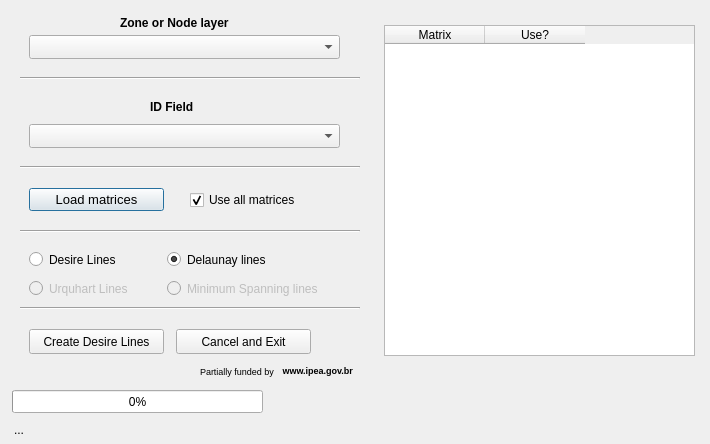
This is gis/forms/ui_DesireLines.ui in AequilibraE/qaequilibrae as Qt 5 draws it before an edit. The edited form follows.
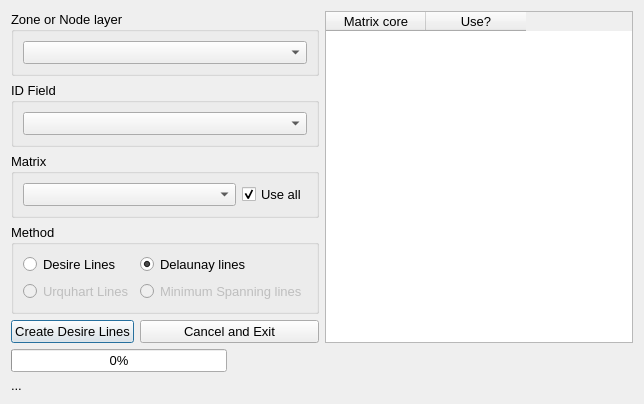
This is the edited form.

Commit message: Upgrades desire line generation

What changed in the file:
```diff
--- a/gis/forms/ui_DesireLines.ui
+++ b/gis/forms/ui_DesireLines.ui
@@ -9,14 +9,14 @@
    <rect>
     <x>0</x>
     <y>0</y>
-    <width>710</width>
-    <height>444</height>
+    <width>644</width>
+    <height>374</height>
    </rect>
   </property>
   <property name="maximumSize">
    <size>
-    <width>715</width>
-    <height>444</height>
+    <width>2000</width>
+    <height>1080</height>
    </size>
   </property>
   <property name="windowTitle">
@@ -28,59 +28,24 @@
   <property name="modal">
    <bool>false</bool>
   </property>
-  <widget class="QLabel" name="lbl_funding2">
-   <property name="geometry">
-    <rect>
-     <x>280</x>
-     <y>360</y>
-     <width>91</width>
-     <height>21</height>
-    </rect>
-   </property>
+  <layout class="QGridLayout" name="gridLayout_3">
+   <item row="4" column="0">
+    <widget class="QPushButton" name="create_dl">
    <property name="font">
     <font>
-     <pointsize>7</pointsize>
-     <weight>75</weight>
-     <bold>true</bold>
+       <pointsize>10</pointsize>
     </font>
    </property>
    <property name="text">
-    <string> www.ipea.gov.br</string>
-   </property>
-   <property name="textFormat">
-    <enum>Qt::PlainText</enum>
-   </property>
-  </widget>
-  <widget class="QLabel" name="lbl_funding1">
-   <property name="geometry">
-    <rect>
-     <x>200</x>
-     <y>363</y>
-     <width>91</width>
-     <height>16</height>
-    </rect>
-   </property>
-   <property name="font">
-    <font>
-     <pointsize>7</pointsize>
-    </font>
-   </property>
-   <property name="text">
-    <string>Partially funded by</string>
-   </property>
-  </widget>
+      <string>Create Desire Lines</string>
+     </property>
+    </widget>
+   </item>
+   <item row="7" column="0" colspan="2">
   <widget class="QProgressBar" name="progressbar">
    <property name="enabled">
     <bool>true</bool>
    </property>
-   <property name="geometry">
-    <rect>
-     <x>12</x>
-     <y>390</y>
-     <width>251</width>
-     <height>23</height>
-    </rect>
-   </property>
    <property name="palette">
     <palette>
      <active>
@@ -118,6 +83,11 @@
      </disabled>
     </palette>
    </property>
+     <property name="font">
+      <font>
+       <pointsize>10</pointsize>
+      </font>
+     </property>
    <property name="value">
     <number>0</number>
    </property>
@@ -125,161 +95,175 @@
     <bool>true</bool>
    </property>
   </widget>
+   </item>
+   <item row="0" column="3" rowspan="5">
+    <widget class="QTableWidget" name="tbl_array_cores">
+     <property name="sizePolicy">
+      <sizepolicy hsizetype="Expanding" vsizetype="Expanding">
+       <horstretch>0</horstretch>
+       <verstretch>0</verstretch>
+      </sizepolicy>
+     </property>
+     <property name="font">
+      <font>
+       <pointsize>10</pointsize>
+      </font>
+     </property>
+     <column>
+      <property name="text">
+       <string>Matrix core</string>
+      </property>
+     </column>
+     <column>
+      <property name="text">
+       <string>Use?</string>
+      </property>
+     </column>
+    </widget>
+   </item>
+   <item row="4" column="1" colspan="2">
+    <widget class="QPushButton" name="cancel">
+     <property name="font">
+      <font>
+       <pointsize>10</pointsize>
+      </font>
+     </property>
+     <property name="text">
+      <string>Cancel and Exit</string>
+     </property>
+    </widget>
+   </item>
+   <item row="8" column="0" colspan="3">
   <widget class="QLabel" name="progress_label">
-   <property name="geometry">
-    <rect>
-     <x>14</x>
-     <y>419</y>
-     <width>301</width>
-     <height>21</height>
-    </rect>
-   </property>
    <property name="font">
     <font>
-     <pointsize>9</pointsize>
+       <pointsize>10</pointsize>
     </font>
    </property>
    <property name="text">
     <string>...</string>
    </property>
   </widget>
-  <widget class="QPushButton" name="but_load_new_matrix">
-   <property name="geometry">
-    <rect>
-     <x>29</x>
-     <y>188</y>
-     <width>135</width>
-     <height>23</height>
-    </rect>
-   </property>
+   </item>
+   <item row="2" column="0" colspan="3">
+    <widget class="QGroupBox" name="groupBox_3">
    <property name="font">
     <font>
      <pointsize>10</pointsize>
     </font>
    </property>
-   <property name="text">
-    <string>Load matrices</string>
-   </property>
-  </widget>
-  <widget class="QComboBox" name="zone_id_field">
-   <property name="geometry">
-    <rect>
-     <x>29</x>
-     <y>124</y>
-     <width>311</width>
-     <height>24</height>
-    </rect>
+     <property name="title">
+      <string>Matrix</string>
+     </property>
+     <layout class="QGridLayout" name="gridLayout">
+      <item row="0" column="0">
+       <widget class="QComboBox" name="cob_matrices">
+        <property name="font">
+         <font>
+          <pointsize>10</pointsize>
+         </font>
    </property>
    <property name="maxVisibleItems">
     <number>10</number>
    </property>
   </widget>
-  <widget class="QLabel" name="lblnodematch_13">
-   <property name="geometry">
-    <rect>
-     <x>150</x>
-     <y>99</y>
-     <width>121</width>
-     <height>16</height>
-    </rect>
+      </item>
+      <item row="0" column="1">
+       <widget class="QCheckBox" name="chb_use_all_matrices">
+        <property name="sizePolicy">
+         <sizepolicy hsizetype="Maximum" vsizetype="Minimum">
+          <horstretch>0</horstretch>
+          <verstretch>0</verstretch>
+         </sizepolicy>
    </property>
    <property name="font">
     <font>
-     <pointsize>9</pointsize>
-     <weight>75</weight>
-     <bold>true</bold>
+          <pointsize>10</pointsize>
     </font>
    </property>
    <property name="text">
-    <string>ID Field</string>
-   </property>
-  </widget>
-  <widget class="QLabel" name="lblnodematch_12">
-   <property name="geometry">
-    <rect>
-     <x>120</x>
-     <y>15</y>
-     <width>121</width>
-     <height>16</height>
-    </rect>
-   </property>
+         <string>Use all</string>
+        </property>
+        <property name="checked">
+         <bool>true</bool>
+        </property>
+        <property name="tristate">
+         <bool>false</bool>
+        </property>
+       </widget>
+      </item>
+     </layout>
+    </widget>
+   </item>
+   <item row="0" column="0" colspan="3">
+    <widget class="QGroupBox" name="groupBox">
    <property name="font">
     <font>
-     <pointsize>9</pointsize>
-     <weight>75</weight>
-     <bold>true</bold>
-    </font>
-   </property>
-   <property name="text">
+       <pointsize>10</pointsize>
+      </font>
+     </property>
+     <property name="title">
     <string>Zone or Node layer</string>
    </property>
-  </widget>
+     <layout class="QVBoxLayout" name="verticalLayout">
+      <item>
   <widget class="QComboBox" name="zoning_layer">
-   <property name="geometry">
-    <rect>
-     <x>29</x>
-     <y>35</y>
-     <width>311</width>
-     <height>24</height>
-    </rect>
+        <property name="font">
+         <font>
+          <pointsize>10</pointsize>
+         </font>
    </property>
    <property name="maxVisibleItems">
     <number>10</number>
    </property>
   </widget>
-  <widget class="QPushButton" name="create_dl">
-   <property name="geometry">
-    <rect>
-     <x>29</x>
-     <y>329</y>
-     <width>135</width>
-     <height>25</height>
-    </rect>
-   </property>
-   <property name="text">
-    <string>Create Desire Lines</string>
-   </property>
-  </widget>
-  <widget class="QPushButton" name="cancel">
-   <property name="geometry">
-    <rect>
-     <x>176</x>
-     <y>329</y>
-     <width>135</width>
-     <height>25</height>
-    </rect>
-   </property>
-   <property name="text">
-    <string>Cancel and Exit</string>
-   </property>
-  </widget>
-  <widget class="QRadioButton" name="radio_delaunay">
-   <property name="geometry">
-    <rect>
-     <x>167</x>
-     <y>251</y>
-     <width>111</width>
-     <height>17</height>
-    </rect>
-   </property>
-   <property name="text">
-    <string>Delaunay lines</string>
-   </property>
-   <property name="checkable">
-    <bool>true</bool>
-   </property>
-   <property name="checked">
-    <bool>true</bool>
-   </property>
-  </widget>
+      </item>
+     </layout>
+    </widget>
+   </item>
+   <item row="1" column="0" colspan="3">
+    <widget class="QGroupBox" name="groupBox_2">
+     <property name="font">
+      <font>
+       <pointsize>10</pointsize>
+      </font>
+     </property>
+     <property name="title">
+      <string>ID Field</string>
+     </property>
+     <layout class="QVBoxLayout" name="verticalLayout_2">
+      <item>
+       <widget class="QComboBox" name="zone_id_field">
+        <property name="font">
+         <font>
+          <pointsize>10</pointsize>
+         </font>
+        </property>
+        <property name="maxVisibleItems">
+         <number>10</number>
+        </property>
+       </widget>
+      </item>
+     </layout>
+    </widget>
+   </item>
+   <item row="3" column="0" colspan="3">
+    <widget class="QGroupBox" name="groupBox_4">
+     <property name="font">
+      <font>
+       <pointsize>10</pointsize>
+      </font>
+     </property>
+     <property name="title">
+      <string>Method</string>
+     </property>
+     <layout class="QGridLayout" name="gridLayout_2">
+      <item row="0" column="0">
   <widget class="QRadioButton" name="radio_desire">
-   <property name="geometry">
-    <rect>
-     <x>29</x>
-     <y>251</y>
-     <width>111</width>
-     <height>17</height>
-    </rect>
+        <property name="font">
+         <font>
+          <pointsize>10</pointsize>
+         </font>
    </property>
    <property name="text">
     <string>Desire Lines</string>
@@ -291,108 +275,34 @@
     <bool>false</bool>
    </property>
   </widget>
-  <widget class="QTableWidget" name="tbl_array_cores">
-   <property name="geometry">
-    <rect>
-     <x>384</x>
-     <y>25</y>
-     <width>311</width>
-     <height>331</height>
-    </rect>
-   </property>
-   <column>
+      </item>
+      <item row="0" column="1">
+       <widget class="QRadioButton" name="radio_delaunay">
+        <property name="font">
+         <font>
+          <pointsize>10</pointsize>
+         </font>
+        </property>
     <property name="text">
-     <string>Matrix</string>
-    </property>
-   </column>
-   <column>
-    <property name="text">
-     <string>Use?</string>
-    </property>
-   </column>
-  </widget>
-  <widget class="Line" name="line">
-   <property name="geometry">
-    <rect>
-     <x>20</x>
-     <y>70</y>
-     <width>340</width>
-     <height>16</height>
-    </rect>
-   </property>
-   <property name="orientation">
-    <enum>Qt::Horizontal</enum>
-   </property>
-  </widget>
-  <widget class="Line" name="line_2">
-   <property name="geometry">
-    <rect>
-     <x>20</x>
-     <y>159</y>
-     <width>340</width>
-     <height>16</height>
-    </rect>
-   </property>
-   <property name="orientation">
-    <enum>Qt::Horizontal</enum>
-   </property>
-  </widget>
-  <widget class="QCheckBox" name="chb_use_all_matrices">
-   <property name="geometry">
-    <rect>
-     <x>190</x>
-     <y>189</y>
-     <width>141</width>
-     <height>22</height>
-    </rect>
-   </property>
-   <property name="text">
-    <string>Use all matrices</string>
+         <string>Delaunay lines</string>
+        </property>
+        <property name="checkable">
+         <bool>true</bool>
    </property>
    <property name="checked">
     <bool>true</bool>
    </property>
-   <property name="tristate">
-    <bool>false</bool>
-   </property>
-  </widget>
-  <widget class="Line" name="line_3">
-   <property name="geometry">
-    <rect>
-     <x>20</x>
-     <y>223</y>
-     <width>340</width>
-     <height>16</height>
-    </rect>
-   </property>
-   <property name="orientation">
-    <enum>Qt::Horizontal</enum>
-   </property>
-  </widget>
-  <widget class="Line" name="line_4">
-   <property name="geometry">
-    <rect>
-     <x>20</x>
-     <y>300</y>
-     <width>340</width>
-     <height>16</height>
-    </rect>
-   </property>
-   <property name="orientation">
-    <enum>Qt::Horizontal</enum>
-   </property>
-  </widget>
+       </widget>
+      </item>
+      <item row="1" column="0">
   <widget class="QRadioButton" name="radio_desire_2">
    <property name="enabled">
     <bool>false</bool>
    </property>
-   <property name="geometry">
-    <rect>
-     <x>29</x>
-     <y>280</y>
-     <width>121</width>
-     <height>17</height>
-    </rect>
+        <property name="font">
+         <font>
+          <pointsize>10</pointsize>
+         </font>
    </property>
    <property name="text">
     <string>Urquhart Lines</string>
@@ -404,17 +314,16 @@
     <bool>false</bool>
    </property>
   </widget>
+      </item>
+      <item row="1" column="1">
   <widget class="QRadioButton" name="radio_delaunay_2">
    <property name="enabled">
     <bool>false</bool>
    </property>
-   <property name="geometry">
-    <rect>
-     <x>167</x>
-     <y>280</y>
-     <width>181</width>
-     <height>17</height>
-    </rect>
+        <property name="font">
+         <font>
+          <pointsize>10</pointsize>
+         </font>
    </property>
    <property name="text">
     <string>Minimum Spanning lines</string>
@@ -426,6 +335,11 @@
     <bool>false</bool>
    </property>
   </widget>
+      </item>
+     </layout>
+    </widget>
+   </item>
+  </layout>
   <zorder>progress_label</zorder>
   <zorder>lbl_funding2</zorder>
   <zorder>lbl_funding1</zorder>
```
Left out of the diff: 20 changed lines with no effect on the pictures. Lines whose indentation alone changed are shown as unchanged. The commit also changes 10 other files.
